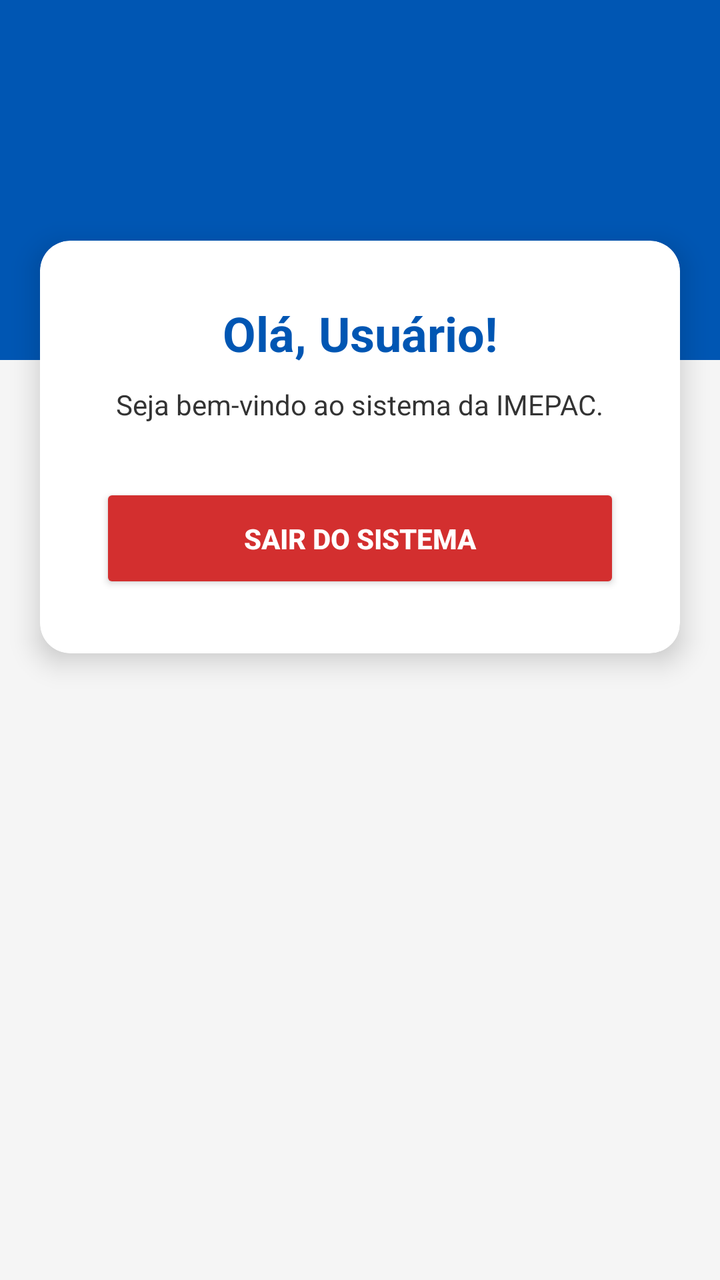
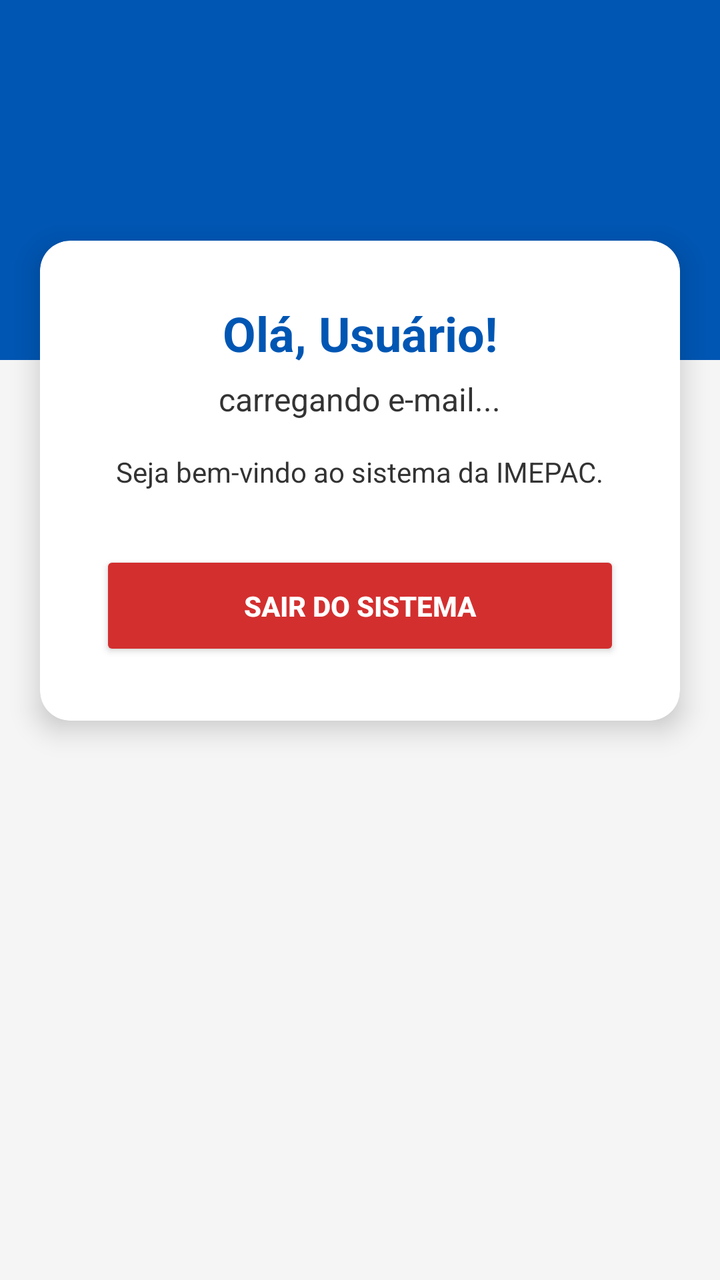

Screens rendered from an Android XML layout before and after an edit, with the pre-edit source and the edit as a unified diff.
<!-- AndroidManifest.xml: application theme Theme.ImepacLuisAugusto -->
<!-- res/layout/activity_home.xml -->
<?xml version="1.0" encoding="utf-8"?>
<LinearLayout xmlns:android="http://schemas.android.com/apk/res/android"
    xmlns:app="http://schemas.android.com/apk/res-auto"
    android:layout_width="match_parent"
    android:layout_height="match_parent"
    android:orientation="vertical"
    android:background="#F5F5F5">

    <View
        android:layout_width="match_parent"
        android:layout_height="180dp"
        android:background="@color/blue_imepac" />

    <androidx.cardview.widget.CardView
        android:layout_width="match_parent"
        android:layout_height="wrap_content"
        android:layout_marginHorizontal="20dp"
        android:layout_marginTop="-60dp"
        app:cardCornerRadius="15dp"
        app:cardElevation="8dp">

        <LinearLayout
            android:layout_width="match_parent"
            android:layout_height="wrap_content"
            android:orientation="vertical"
            android:padding="30dp"
            android:gravity="center">

            <TextView
                android:layout_width="wrap_content"
                android:layout_height="wrap_content"
                android:text="Olá, Usuário!"
                android:textSize="24sp"
                android:textStyle="bold"
                android:textColor="@color/blue_imepac" />

            <TextView
                android:layout_width="wrap_content"
                android:layout_height="wrap_content"
                android:text="Seja bem-vindo ao sistema da IMEPAC."
                android:layout_marginTop="10dp"
                android:textColor="@color/gray_dark"
                android:textAlignment="center" />

            <Button
                android:id="@+id/btn_sair"
                android:layout_width="match_parent"
                android:layout_height="55dp"
                android:layout_marginTop="30dp"
                android:backgroundTint="@color/red_exit"
                android:text="SAIR DO SISTEMA"
                android:textStyle="bold"
                android:textColor="@color/white" />

        </LinearLayout>
    </androidx.cardview.widget.CardView>

</LinearLayout>
<!-- resources referenced by this layout -->
<resources>
  <color name="blue_imepac">#0056b3</color>
  <color name="gray_dark">#333333</color>
  <color name="red_exit">#D32F2F</color>
  <color name="white">#FFFFFFFF</color>
  <style name="Theme.ImepacLuisAugusto" parent="Theme.MaterialComponents.DayNight.DarkActionBar">
          
          <item name="colorPrimary">@color/purple_500</item>
          <item name="colorPrimaryVariant">@color/purple_700</item>
          <item name="colorOnPrimary">@color/white</item>
          
          <item name="colorSecondary">@color/teal_200</item>
          <item name="colorSecondaryVariant">@color/teal_700</item>
          <item name="colorOnSecondary">@color/black</item>
          
          <item name="android:statusBarColor">?attr/colorPrimaryVariant</item>
          
      </style>
  <color name="purple_500">#FF6200EE</color>
  <color name="purple_700">#FF3700B3</color>
  <color name="teal_200">#FF03DAC5</color>
  <color name="teal_700">#FF018786</color>
  <color name="black">#FF000000</color>
</resources>

<!-- the commit's change to res/layout/activity_home.xml (unified diff, before → after) -->
@@ -27,6 +27,7 @@
             android:gravity="center">
 
             <TextView
+                android:id="@+id/text_bem_vindo"
                 android:layout_width="wrap_content"
                 android:layout_height="wrap_content"
                 android:text="Olá, Usuário!"
@@ -35,10 +36,19 @@
                 android:textColor="@color/blue_imepac" />
 
             <TextView
+                android:id="@+id/text_email_usuario"
+                android:layout_width="wrap_content"
+                android:layout_height="wrap_content"
+                android:text="carregando e-mail..."
+                android:textSize="16sp"
+                android:layout_marginTop="6dp"
+                android:textColor="@color/gray_dark" />
+
+            <TextView
                 android:layout_width="wrap_content"
                 android:layout_height="wrap_content"
                 android:text="Seja bem-vindo ao sistema da IMEPAC."
-                android:layout_marginTop="10dp"
+                android:layout_marginTop="16dp"
                 android:textColor="@color/gray_dark"
                 android:textAlignment="center" />
 
